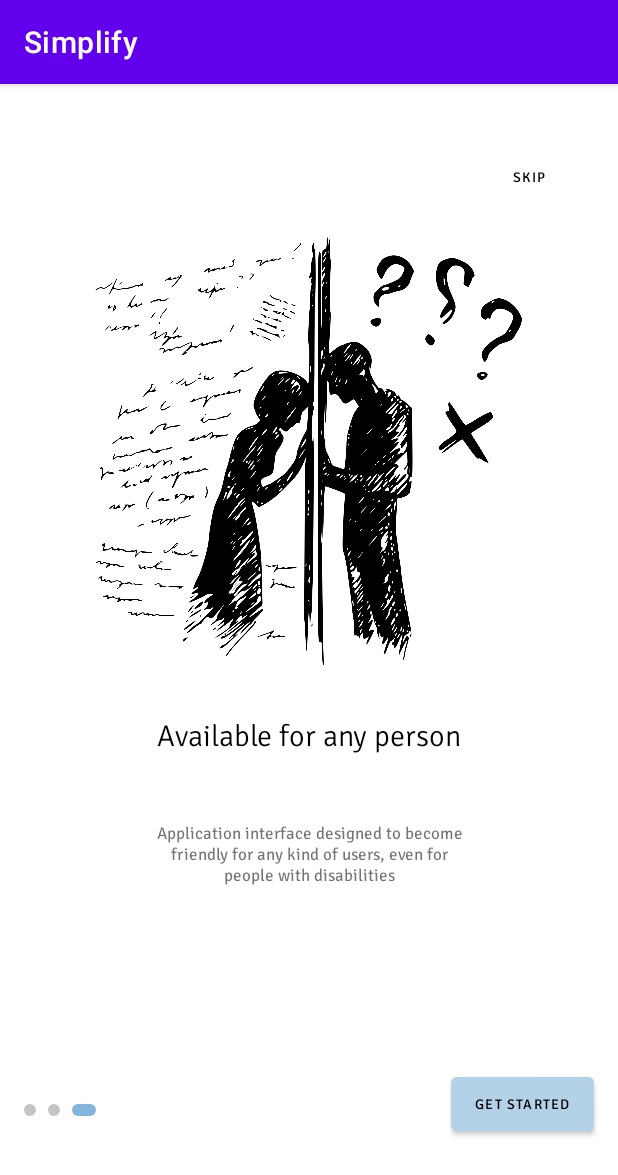
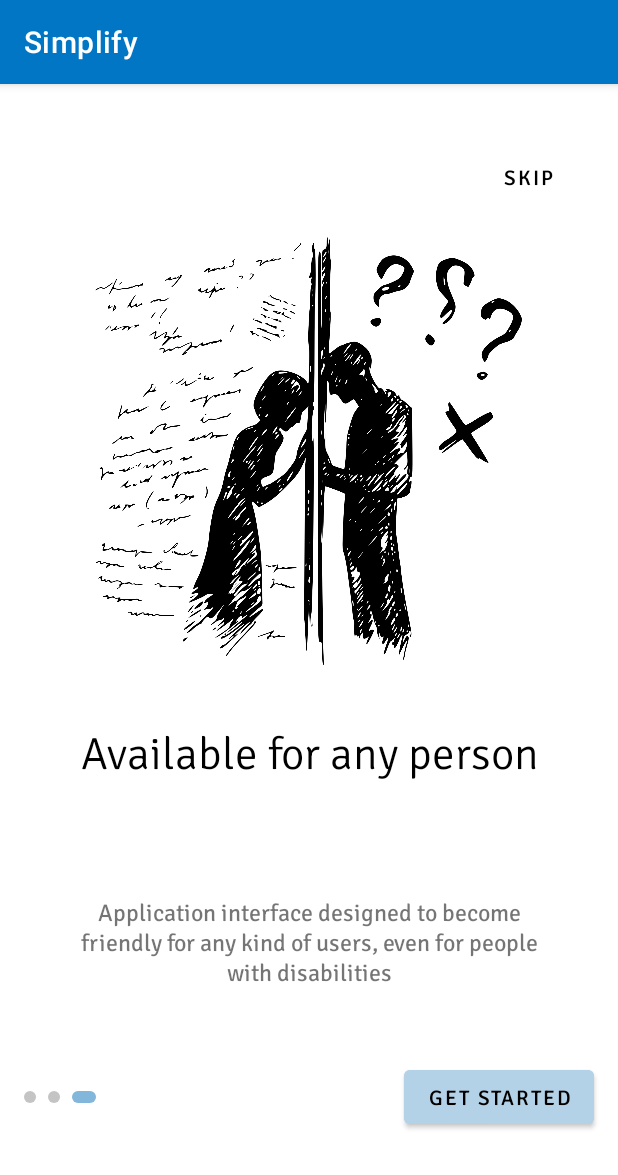
Before and after one commit to Dev-will-work/Simplify, an Android app: the OnboardingActivity3 screen opened directly, with no data from a screen before it, on a phone screen of 412 x 824 dp. Shown: the top 1175 px of the screen. Run offline under Robolectric (Android 15) with nearby library versions, the phone set to English and light mode, and no system bars.

Commit message:
added color styles, updated screens and removed unused resources

```diff
--- a/app/src/main/res/layout-night/activity_onboarding3.xml
+++ b/app/src/main/res/layout-night/activity_onboarding3.xml
@@ -15,8 +15,8 @@
         android:background="?android:attr/selectableItemBackground"
         android:fontFamily="@font/signika_medium"
         android:text="@string/skip_button"
-        android:textColor="@color/white"
-        android:textSize="9sp"
+        android:textColor="@color/base_0"
+        android:textSize="14sp"
         app:layout_constraintEnd_toEndOf="parent"
         app:layout_constraintTop_toTopOf="parent" />
 
@@ -30,33 +30,36 @@
         app:layout_constraintStart_toStartOf="parent"
         app:layout_constraintTop_toTopOf="parent"
         app:layout_constraintVertical_bias="0.0"
-        app:srcCompat="@drawable/people_picture11"
-        app:tint="#F5F5F5"
+        app:srcCompat="@drawable/people_picture"
+        app:tint="@color/base_50"
         android:contentDescription="@string/picture_description" />
 
     <TextView
         android:id="@+id/header"
-        android:layout_width="260dp"
-        android:layout_height="55dp"
+        android:layout_width="328dp"
+        android:layout_height="74dp"
         android:layout_marginTop="32dp"
+        android:layout_marginBottom="21dp"
         android:fontFamily="@font/signika_light"
         android:text="@string/header3"
         android:textAlignment="center"
-        android:textColor="@color/white"
-        android:textSize="20sp"
+        android:textColor="@color/base_0"
+        android:textSize="30sp"
+        app:layout_constraintBottom_toTopOf="@+id/main_text"
         app:layout_constraintEnd_toEndOf="parent"
         app:layout_constraintStart_toStartOf="parent"
         app:layout_constraintTop_toBottomOf="@+id/picture" />
 
     <TextView
         android:id="@+id/main_text"
-        android:layout_width="207dp"
-        android:layout_height="78dp"
+        android:layout_width="328dp"
+        android:layout_height="100dp"
         android:layout_marginTop="16dp"
         android:fontFamily="@font/signika_regular"
         android:text="@string/text3"
         android:textAlignment="center"
-        android:textSize="11sp"
+        android:textSize="16sp"
+        app:layout_constraintBottom_toTopOf="@+id/get_started"
         app:layout_constraintEnd_toEndOf="parent"
         app:layout_constraintStart_toStartOf="parent"
         app:layout_constraintTop_toBottomOf="@+id/header" />
@@ -65,24 +68,26 @@
         android:id="@+id/get_started"
         android:layout_width="wrap_content"
         android:layout_height="wrap_content"
+        android:layout_marginTop="6dp"
         android:layout_marginEnd="16dp"
         android:layout_marginBottom="64dp"
-        android:backgroundTint="@color/my_blue"
+        android:backgroundTint="@color/main_100"
         android:fontFamily="@font/signika_medium"
         android:text="@string/get_started_button"
-        android:textColor="@color/black"
-        android:textSize="9sp"
+        android:textColor="@color/base_900"
+        android:textSize="14sp"
         app:layout_constraintBottom_toBottomOf="parent"
-        app:layout_constraintEnd_toEndOf="parent" />
+        app:layout_constraintEnd_toEndOf="parent"
+        app:layout_constraintTop_toBottomOf="@+id/main_text" />
 
     <ImageView
         android:id="@+id/crumbs_center"
         android:layout_width="wrap_content"
         android:layout_height="wrap_content"
         android:layout_marginStart="16dp"
-        android:layout_marginBottom="80dp"
-        app:layout_constraintBottom_toBottomOf="parent"
+        android:contentDescription="@string/crumbs3"
+        app:layout_constraintBottom_toBottomOf="@+id/get_started"
         app:layout_constraintStart_toStartOf="parent"
-        app:srcCompat="@drawable/ic_crumbs_right"
-        android:contentDescription="@string/crumbs3" />
+        app:layout_constraintTop_toTopOf="@+id/get_started"
+        app:srcCompat="@drawable/ic_crumbs_right" />
 </androidx.constraintlayout.widget.ConstraintLayout>
--- a/app/src/main/res/layout/activity_main.xml
+++ b/app/src/main/res/layout/activity_main.xml
@@ -10,7 +10,7 @@
         android:id="@+id/viewFinder"
         android:layout_width="match_parent"
         android:layout_height="match_parent"
-        android:backgroundTint="@color/white" />
+        android:backgroundTint="@color/base_0" />
 
     <TextView
         android:id="@+id/textView"
--- a/app/src/main/res/layout/activity_onboarding3.xml
+++ b/app/src/main/res/layout/activity_onboarding3.xml
@@ -15,8 +15,8 @@
         android:background="?android:attr/selectableItemBackground"
         android:fontFamily="@font/signika_medium"
         android:text="@string/skip_button"
-        android:textColor="@color/black"
-        android:textSize="9sp"
+        android:textColor="@color/base_900"
+        android:textSize="14sp"
         app:layout_constraintEnd_toEndOf="parent"
         app:layout_constraintTop_toTopOf="parent" />
 
@@ -30,33 +30,36 @@
         app:layout_constraintStart_toStartOf="parent"
         app:layout_constraintTop_toTopOf="parent"
         app:layout_constraintVertical_bias="0.0"
-        app:srcCompat="@drawable/people_picture11"
-        app:tint="#000000"
+        app:srcCompat="@drawable/people_picture"
+        app:tint="@color/base_900"
         android:contentDescription="@string/picture_description" />
 
     <TextView
         android:id="@+id/header"
-        android:layout_width="260dp"
-        android:layout_height="55dp"
+        android:layout_width="328dp"
+        android:layout_height="74dp"
         android:layout_marginTop="32dp"
+        android:layout_marginBottom="21dp"
         android:fontFamily="@font/signika_light"
         android:text="@string/header3"
         android:textAlignment="center"
         android:textColor="@android:color/primary_text_light"
-        android:textSize="20sp"
+        android:textSize="30sp"
+        app:layout_constraintBottom_toTopOf="@+id/main_text"
         app:layout_constraintEnd_toEndOf="parent"
         app:layout_constraintStart_toStartOf="parent"
         app:layout_constraintTop_toBottomOf="@+id/picture" />
 
     <TextView
         android:id="@+id/main_text"
-        android:layout_width="207dp"
-        android:layout_height="78dp"
+        android:layout_width="328dp"
+        android:layout_height="100dp"
         android:layout_marginTop="16dp"
         android:fontFamily="@font/signika_regular"
         android:text="@string/text3"
         android:textAlignment="center"
-        android:textSize="11sp"
+        android:textSize="16sp"
+        app:layout_constraintBottom_toTopOf="@+id/get_started"
         app:layout_constraintEnd_toEndOf="parent"
         app:layout_constraintStart_toStartOf="parent"
         app:layout_constraintTop_toBottomOf="@+id/header" />
@@ -65,24 +68,26 @@
         android:id="@+id/get_started"
         android:layout_width="wrap_content"
         android:layout_height="wrap_content"
+        android:layout_marginTop="6dp"
         android:layout_marginEnd="16dp"
         android:layout_marginBottom="64dp"
-        android:backgroundTint="@color/my_blue"
+        android:backgroundTint="@color/main_100"
         android:fontFamily="@font/signika_medium"
         android:text="@string/get_started_button"
-        android:textColor="@color/black"
-        android:textSize="9sp"
+        android:textColor="@color/base_900"
+        android:textSize="14sp"
         app:layout_constraintBottom_toBottomOf="parent"
-        app:layout_constraintEnd_toEndOf="parent" />
+        app:layout_constraintEnd_toEndOf="parent"
+        app:layout_constraintTop_toBottomOf="@+id/main_text" />
 
     <ImageView
         android:id="@+id/crumbs_center"
         android:layout_width="wrap_content"
         android:layout_height="wrap_content"
         android:layout_marginStart="16dp"
-        android:layout_marginBottom="80dp"
-        app:layout_constraintBottom_toBottomOf="parent"
+        android:contentDescription="@string/crumbs3"
+        app:layout_constraintBottom_toBottomOf="@+id/get_started"
         app:layout_constraintStart_toStartOf="parent"
-        app:srcCompat="@drawable/ic_crumbs_right"
-        android:contentDescription="@string/crumbs3" />
+        app:layout_constraintTop_toTopOf="@+id/get_started"
+        app:srcCompat="@drawable/ic_crumbs_right" />
 </androidx.constraintlayout.widget.ConstraintLayout>
--- a/app/src/main/res/layout/splash_screen.xml
+++ b/app/src/main/res/layout/splash_screen.xml
@@ -1,10 +1,9 @@
 <?xml version="1.0" encoding="utf-8"?>
 <androidx.constraintlayout.widget.ConstraintLayout xmlns:android="http://schemas.android.com/apk/res/android"
     xmlns:app="http://schemas.android.com/apk/res-auto"
-    xmlns:tools="http://schemas.android.com/tools"
     android:layout_width="match_parent"
     android:layout_height="match_parent"
-    android:background="#B4D2E7">
+    android:background="@color/main_100">
 
     <ImageView
         android:id="@+id/icon"
@@ -14,5 +13,6 @@
         app:layout_constraintEnd_toEndOf="parent"
         app:layout_constraintStart_toStartOf="parent"
         app:layout_constraintTop_toTopOf="parent"
-        app:srcCompat="@drawable/ic_simplify" />
+        app:srcCompat="@drawable/ic_simplify"
+        android:contentDescription="@string/icon_description" />
 </androidx.constraintlayout.widget.ConstraintLayout>
--- a/app/src/main/res/values-night/themes.xml
+++ b/app/src/main/res/values-night/themes.xml
@@ -2,13 +2,13 @@
     <!-- Base application theme. -->
     <style name="Theme.Coursework" parent="Theme.MaterialComponents.DayNight.DarkActionBar">
         <!-- Primary brand color. -->
-        <item name="colorPrimary">@color/purple_200</item>
-        <item name="colorPrimaryVariant">@color/purple_700</item>
-        <item name="colorOnPrimary">@color/black</item>
+        <item name="colorPrimary">@color/main_200</item>
+        <item name="colorPrimaryVariant">@color/main_700</item>
+        <item name="colorOnPrimary">@color/base_900</item>
         <!-- Secondary brand color. -->
-        <item name="colorSecondary">@color/teal_200</item>
-        <item name="colorSecondaryVariant">@color/teal_200</item>
-        <item name="colorOnSecondary">@color/black</item>
+        <item name="colorSecondary">@color/active_200</item>
+        <item name="colorSecondaryVariant">@color/active_200</item>
+        <item name="colorOnSecondary">@color/base_900</item>
         <!-- Status bar color. -->
         <item name="android:statusBarColor" tools:targetApi="l">?attr/colorPrimaryVariant</item>
         <!-- Customize your theme here. -->
--- a/app/src/main/res/values/strings.xml
+++ b/app/src/main/res/values/strings.xml
@@ -28,4 +28,5 @@
     <string name="take_photo">Take Photo</string>
     <string name="start_capture">Start Capture</string>
     <string name="stop_capture">Stop Capture</string>
+    <string name="icon_description">Simplify application icon</string>
 </resources>
--- a/app/src/main/res/values/themes.xml
+++ b/app/src/main/res/values/themes.xml
@@ -2,13 +2,13 @@
     <!-- Base application theme. -->
     <style name="Theme.Coursework" parent="Theme.MaterialComponents.DayNight.DarkActionBar">
         <!-- Primary brand color. -->
-        <item name="colorPrimary">@color/purple_500</item>
-        <item name="colorPrimaryVariant">@color/purple_700</item>
-        <item name="colorOnPrimary">@color/white</item>
+        <item name="colorPrimary">@color/main_500</item>
+        <item name="colorPrimaryVariant">@color/main_700</item>
+        <item name="colorOnPrimary">@color/base_0</item>
         <!-- Secondary brand color. -->
-        <item name="colorSecondary">@color/teal_200</item>
-        <item name="colorSecondaryVariant">@color/teal_700</item>
-        <item name="colorOnSecondary">@color/black</item>
+        <item name="colorSecondary">@color/active_200</item>
+        <item name="colorSecondaryVariant">@color/active_700</item>
+        <item name="colorOnSecondary">@color/base_900</item>
         <!-- Status bar color. -->
         <item name="android:statusBarColor" tools:targetApi="l">?attr/colorPrimaryVariant</item>
         <!-- Customize your theme here. -->
```
Also changed, not shown: app/src/main/res/layout-night/activity_onboarding1.xml (+25 -21 lines), app/src/main/res/layout-night/activity_onboarding2.xml (+25 -20 lines), app/src/main/res/layout/activity_onboarding1.xml (+8 -8 lines), app/src/main/res/layout/activity_onboarding2.xml (+24 -19 lines), app/src/main/res/layout/camera_layout.xml (deleted, +0 -45 lines), app/src/main/res/values/colors.xml (+66 -8 lines), app/src/main/res/drawable/people_picture.png, app/src/main/res/drawable/people_picture1.png (deleted), app/src/main/res/drawable/people_picture11.png (deleted).
